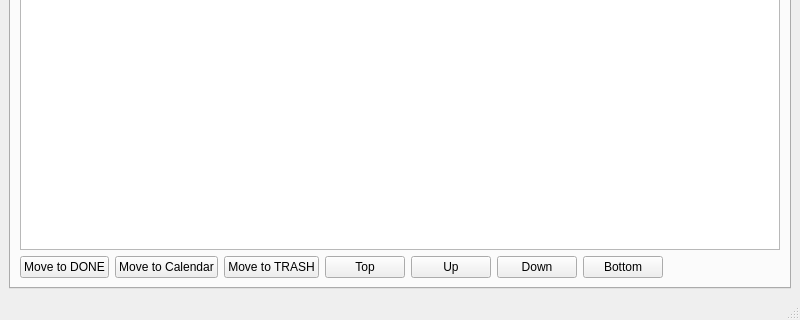
Before: the Qt Designer form GettingThingsDone/mainwindow.ui in eloranta/GettingThingsDone, drawn with Qt 5; both pictures show x 0 to 800 and y 342 to 662 of the 800 by 662 pixel window.
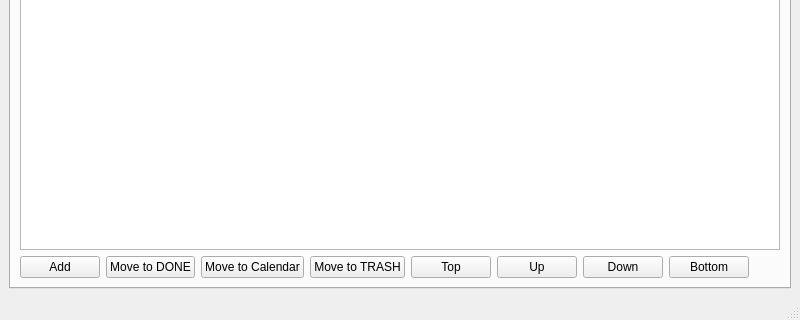
After: the same form once the commit is applied.

Commit message: add: addbutton to todo and calendar

```diff
--- a/GettingThingsDone/mainwindow.ui
+++ b/GettingThingsDone/mainwindow.ui
@@ -123,6 +123,13 @@
           </item>
           <item>
            <layout class="QHBoxLayout" name="horizontalLayout_2">
+            <item>
+             <widget class="QPushButton" name="todoAddButton">
+              <property name="text">
+               <string>Add</string>
+              </property>
+             </widget>
+            </item>
             <item>
              <widget class="QPushButton" name="todoMoveToDoneButton">
               <property name="text">
```
Left out of the diff: 7 changed lines with no effect on the pictures. The commit also changes 2 other files.
